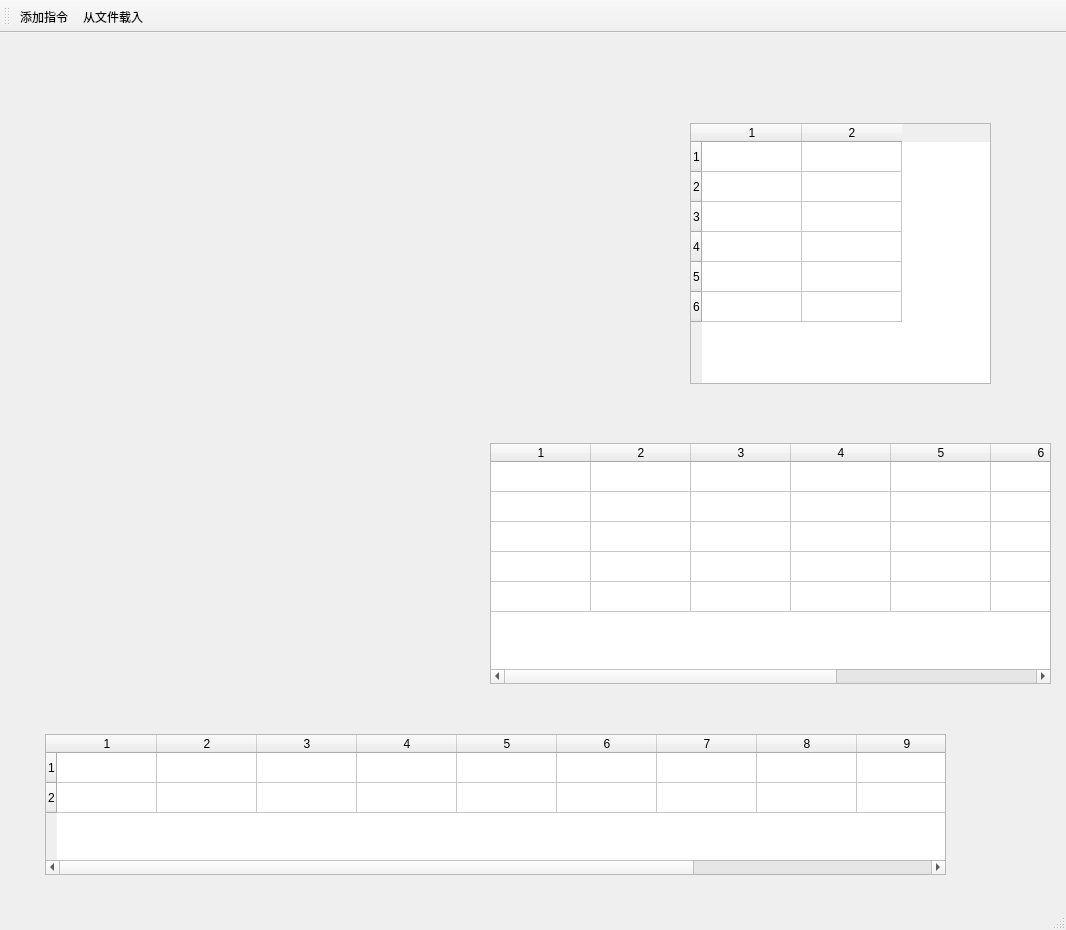
Old version of the form mainwindow.ui in the repository systemstructure/Tomasulo.
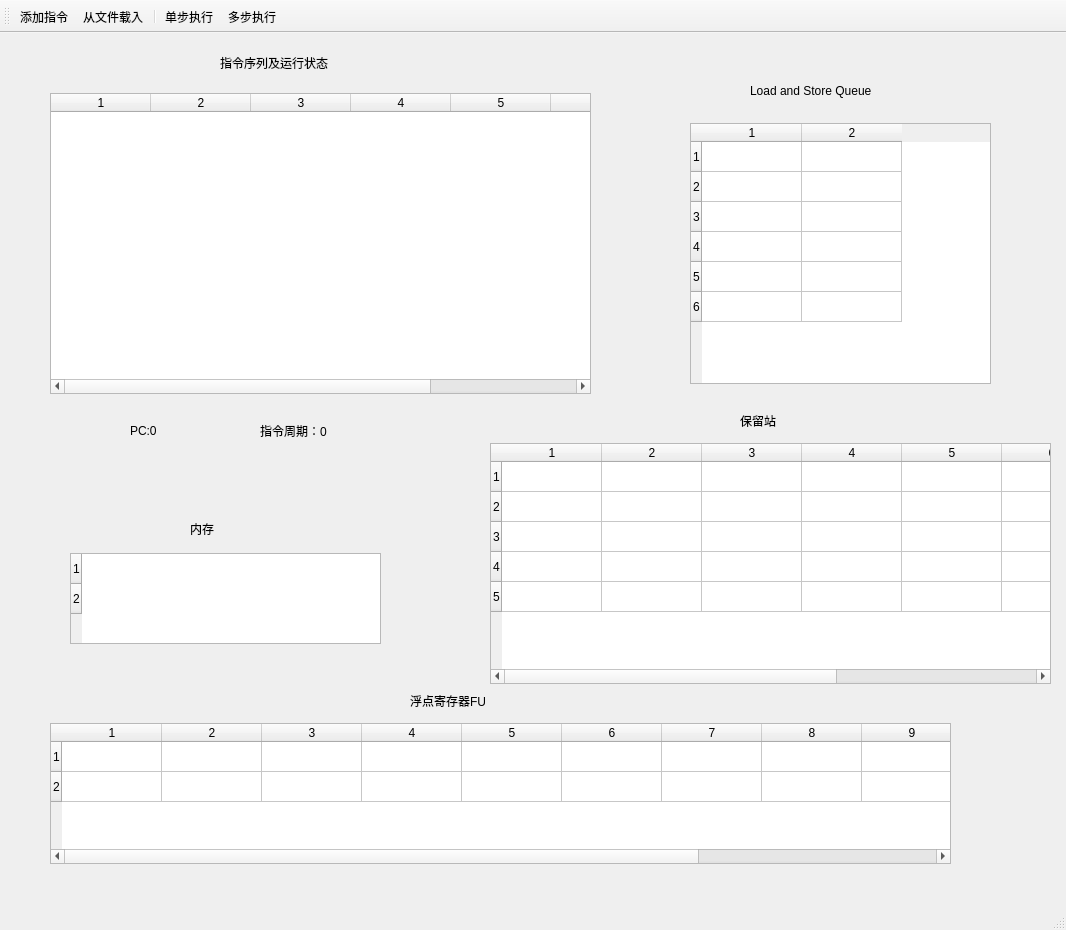
New version of the form. Icons and pictures are not drawn.

Diff of the .ui file:
```diff
--- a/mainwindow.ui
+++ b/mainwindow.ui
@@ -72,7 +72,7 @@
      <bool>true</bool>
     </attribute>
     <attribute name="verticalHeaderVisible">
-     <bool>false</bool>
+     <bool>true</bool>
     </attribute>
     <row/>
     <row/>
@@ -91,8 +91,8 @@
    <widget class="QTableWidget" name="registerWidget">
     <property name="geometry">
      <rect>
-      <x>45</x>
-      <y>701</y>
+      <x>50</x>
+      <y>690</y>
       <width>901</width>
       <height>141</height>
      </rect>
@@ -184,6 +184,132 @@
      </property>
     </item>
    </widget>
+   <widget class="QTableWidget" name="instrWidget">
+    <property name="geometry">
+     <rect>
+      <x>50</x>
+      <y>60</y>
+      <width>541</width>
+      <height>301</height>
+     </rect>
+    </property>
+    <property name="columnCount">
+     <number>7</number>
+    </property>
+    <column/>
+    <column/>
+    <column/>
+    <column/>
+    <column/>
+    <column/>
+    <column/>
+   </widget>
+   <widget class="QTableWidget" name="memoryWidget">
+    <property name="geometry">
+     <rect>
+      <x>70</x>
+      <y>520</y>
+      <width>311</width>
+      <height>91</height>
+     </rect>
+    </property>
+    <property name="rowCount">
+     <number>2</number>
+    </property>
+    <row/>
+    <row/>
+   </widget>
+   <widget class="QLabel" name="label">
+    <property name="geometry">
+     <rect>
+      <x>190</x>
+      <y>480</y>
+      <width>111</width>
+      <height>31</height>
+     </rect>
+    </property>
+    <property name="text">
+     <string>内存</string>
+    </property>
+   </widget>
+   <widget class="QLabel" name="label_2">
+    <property name="geometry">
+     <rect>
+      <x>410</x>
+      <y>660</y>
+      <width>111</width>
+      <height>16</height>
+     </rect>
+    </property>
+    <property name="text">
+     <string>浮点寄存器FU</string>
+    </property>
+   </widget>
+   <widget class="QLabel" name="label_3">
+    <property name="geometry">
+     <rect>
+      <x>220</x>
+      <y>20</y>
+      <width>161</width>
+      <height>20</height>
+     </rect>
+    </property>
+    <property name="text">
+     <string>指令序列及运行状态</string>
+    </property>
+   </widget>
+   <widget class="QLabel" name="label_4">
+    <property name="geometry">
+     <rect>
+      <x>740</x>
+      <y>380</y>
+      <width>72</width>
+      <height>15</height>
+     </rect>
+    </property>
+    <property name="text">
+     <string>保留站</string>
+    </property>
+   </widget>
+   <widget class="QLabel" name="label_5">
+    <property name="geometry">
+     <rect>
+      <x>750</x>
+      <y>50</y>
+      <width>171</width>
+      <height>16</height>
+     </rect>
+    </property>
+    <property name="text">
+     <string>Load and Store Queue</string>
+    </property>
+   </widget>
+   <widget class="QLabel" name="label_6">
+    <property name="geometry">
+     <rect>
+      <x>130</x>
+      <y>390</y>
+      <width>72</width>
+      <height>15</height>
+     </rect>
+    </property>
+    <property name="text">
+     <string>PC:0</string>
+    </property>
+   </widget>
+   <widget class="QLabel" name="label_7">
+    <property name="geometry">
+     <rect>
+      <x>260</x>
+      <y>390</y>
+      <width>101</width>
+      <height>16</height>
+     </rect>
+    </property>
+    <property name="text">
+     <string>指令周期：0</string>
+    </property>
+   </widget>
   </widget>
   <widget class="QMenuBar" name="menuBar">
    <property name="geometry">
@@ -204,6 +330,9 @@
    </attribute>
    <addaction name="addAction"/>
    <addaction name="loadAction"/>
+   <addaction name="separator"/>
+   <addaction name="onestepAction"/>
+   <addaction name="multistepAction"/>
   </widget>
   <widget class="QStatusBar" name="statusBar"/>
   <action name="addAction">
@@ -224,6 +353,24 @@
     <string>从文件载入</string>
    </property>
   </action>
+  <action name="onestepAction">
+   <property name="icon">
+    <iconset resource="icons.qrc">
+     <normaloff>:/src/src/step.png</normaloff>:/src/src/step.png</iconset>
+   </property>
+   <property name="text">
+    <string>单步执行</string>
+   </property>
+  </action>
+  <action name="multistepAction">
+   <property name="icon">
+    <iconset resource="icons.qrc">
+     <normaloff>:/src/src/mult_step.png</normaloff>:/src/src/mult_step.png</iconset>
+   </property>
+   <property name="text">
+    <string>多步执行</string>
+   </property>
+  </action>
  </widget>
  <layoutdefault spacing="6" margin="11"/>
  <resources>
```
